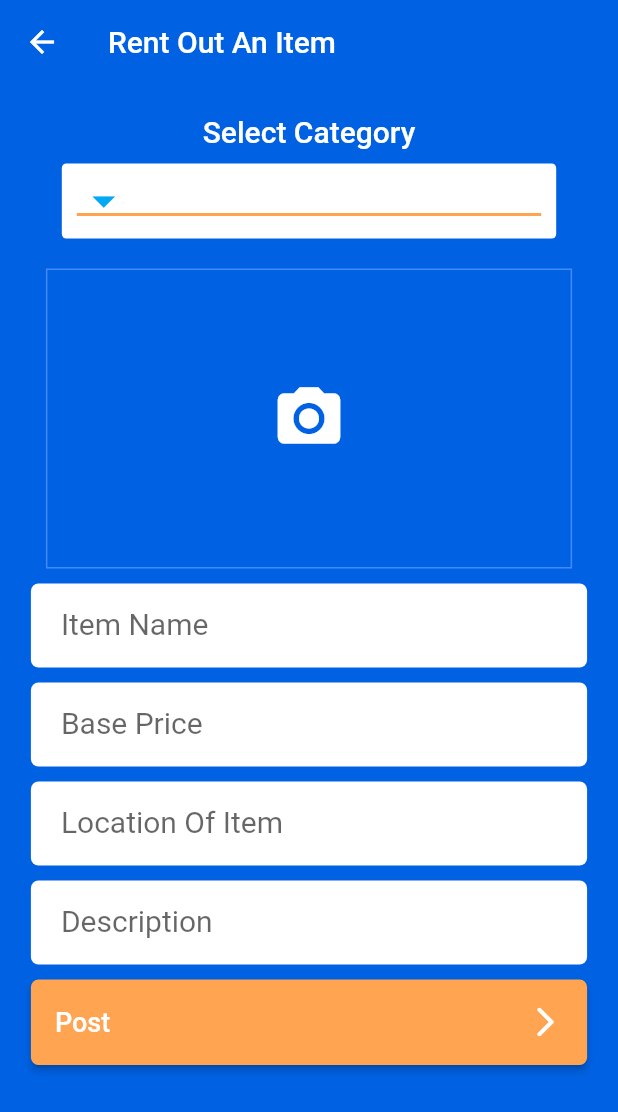
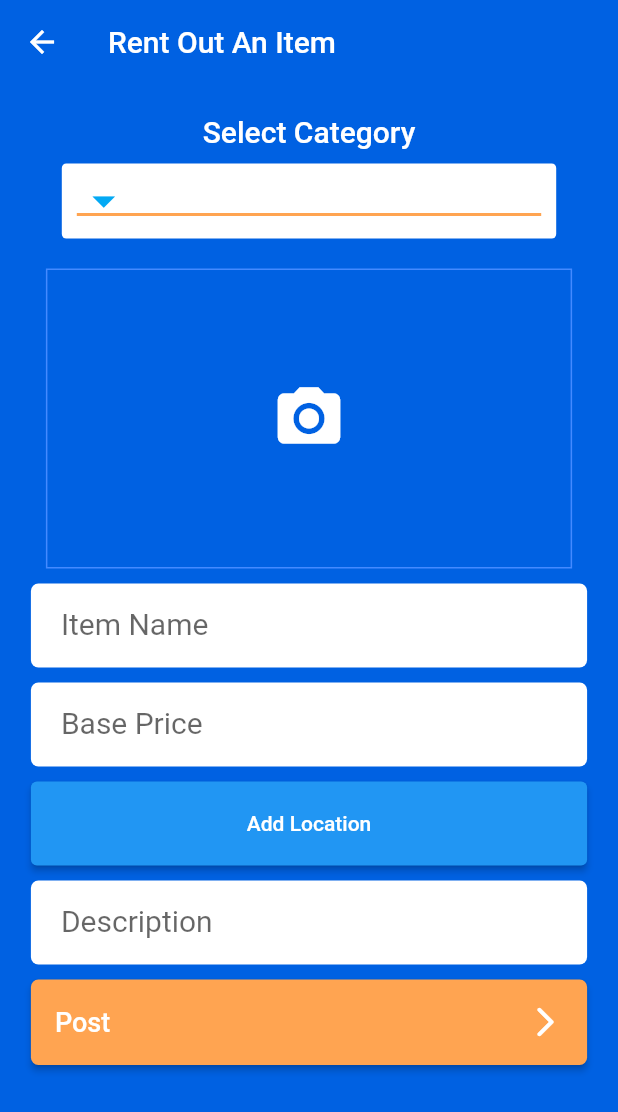
Before and after one commit to softMaina/irent, a Flutter app: the UploadScreen screen opened directly, after a tap on "Post", on a phone screen of 412 x 824 dp. Shown: the top 1112 px of the screen. Run offline on Flutter 3.47's test engine with Material 2 defaults, Android fonts, the phone set to English and light mode, and no system bars; our stand-ins replace cloud_firestore, firebase_auth, firebase_core, firebase_storage, google_maps_flutter, google_sign_in and 2 more; missing offline and left inert: google_maps_place_picker; accounts and stored records are empty.

Commit message:
[Start] updating and polishing the UI

```diff
--- a/lib/screens/UploadScreen.dart
+++ b/lib/screens/UploadScreen.dart
@@ -7,6 +7,8 @@ import 'package:firebase_auth/firebase_auth.dart';
 import 'package:google_sign_in/google_sign_in.dart';
 import 'package:image_picker/image_picker.dart';
 import 'package:firebase_storage/firebase_storage.dart' as firebase_storage;
+import 'package:google_maps_place_picker/google_maps_place_picker.dart';
+import 'package:google_maps_flutter/google_maps_flutter.dart';
 
 FirebaseFirestore firestore = FirebaseFirestore.instance;
 FirebaseAuth auth = FirebaseAuth.instance;
@@ -17,11 +19,13 @@ firebase_storage.FirebaseStorage.instance;
 class UploadScreen extends StatefulWidget {
   @override
   State<StatefulWidget> createState() => _UploadScreenState();
+  static final kInitialPosition = LatLng(-33.8567844, 151.213108);
 }
 
 class _UploadScreenState extends State<UploadScreen> {
   GoogleSignInAccount _currentUser;
   GoogleSignIn _googleSignIn = GoogleSignIn(scopes: <String>['email']);
+
 
   String category = 'gardening';
   CollectionReference posts = FirebaseFirestore.instance.collection("products");
@@ -33,6 +37,8 @@ class _UploadScreenState extends State<UploadScreen> {
   int base_price;
   String location;
   String description;
+  String error;
+
 
   File _image;
   final picker = ImagePicker();
@@ -48,6 +54,29 @@ class _UploadScreenState extends State<UploadScreen> {
     });
     _googleSignIn.signInSilently();
     getCategories();
+  }
+
+  validateData(){
+    this.location="Nairobi";
+    // Check for errors in the data
+    if(this.location.isEmpty){
+      error="Location Cannot Be Empty";
+      return true;
+    }
+    if(this.base_price.isNaN){
+      error="Price Cannot Be Empty";
+      return true;
+    }
+    if(this.description.isEmpty){
+      error="Description Cannot Be Empty";
+      return true;
+    }
+    if(this.item_name.isEmpty){
+      error="Item Title Cannot Be Empty";
+      return true;
+    }
+
+    return false;
   }
 
   Future getImage() async {
@@ -74,6 +103,22 @@ class _UploadScreenState extends State<UploadScreen> {
     });
   }
 
+  getLocation(){
+    Navigator.push(
+        context,
+        MaterialPageRoute(
+            builder: (context) {
+              return PlacePicker(
+                  apiKey: 'AIzaSyAvHsHGvmwiMEhVy7BI0abFSczvK6JwpRA',
+                  initialPosition: UploadScreen.kInitialPosition,
+                  useCurrentLocation: true,
+                  selectInitialPosition: true,
+              );
+            },
+        ),
+    );
+  }
+
   // save data to firestore
   savePost() async {
     String cat;
@@ -85,6 +130,14 @@ class _UploadScreenState extends State<UploadScreen> {
     final String today = ('$month-$date');
     final image = 'posts/' + today + '/' + storageId;
     String downloadUrl;
+
+    if(validateData()){
+      final snackBar = SnackBar(
+        backgroundColor: Colors.greenAccent,
+        content: Text(this.error),
+      );
+      return;
+    }
 
     try{
       firebase_storage.UploadTask task =
@@ -298,31 +351,13 @@ class _UploadScreenState extends State<UploadScreen> {
                             child: SizedBox(
                           width: 1000,
                           height: 56,
-                          child: TextFormField(
-                            keyboardType: TextInputType.name,
-                            decoration: InputDecoration(
-                              border: new OutlineInputBorder(
-                                borderRadius: const BorderRadius.all(
-                                  const Radius.circular(5.0),
-                                ),
-                                borderSide: BorderSide(
-                                  width: 0,
-                                  style: BorderStyle.none,
-                                ),
-                              ),
-                              fillColor: Colors.white,
-                              filled: true,
-                              labelText: "Location Of Item",
-                              labelStyle: TextStyle(fontSize: 20),
-                              isDense: true,
-                              contentPadding: EdgeInsets.all(20.0),
-                            ),
-                            onChanged: (text) {
-                              setState(() {
-                                location = text;
-                              });
+                          child: ElevatedButton(
+                            onPressed: (){
+                              getLocation();
+
                             },
-                          ),
+                            child: Text('Add Location'),
+                          )
                         ))),
                     Container(
                         margin: EdgeInsets.only(bottom: 10),
```
Also changed, not shown: lib/screens/HomeScreen.dart (+18 -8 lines), lib/widgets/CircularProgress.dart (added, +11 -0 lines), lib/widgets/NotFound.dart (added, +11 -0 lines), pubspec.yaml (+6 -4 lines), pubspec.lock, 2 other files.
